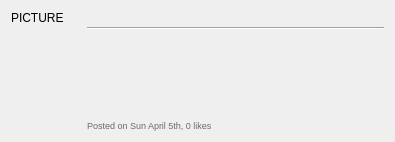
Qt form hathor/hshoutbox.ui (jnetterf/hathor) before a commit.
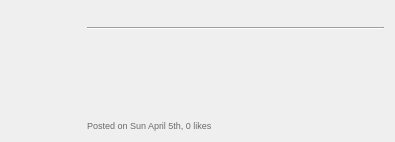
The same form after that commit. Custom widgets are drawn as their Qt base class.

The edit to the form file:
```diff
--- a/hathor/hshoutbox.ui
+++ b/hathor/hshoutbox.ui
@@ -129,8 +129,11 @@
      <property name="spacing">
       <number>0</number>
      </property>
+     <property name="rightMargin">
+      <number>0</number>
+     </property>
      <item>
-      <widget class="QLabel" name="label_pic">
+      <widget class="HPixmapView" name="label_pic" native="true">
        <property name="minimumSize">
         <size>
          <width>70</width>
@@ -143,18 +146,20 @@
          <height>120</height>
         </size>
        </property>
-       <property name="text">
-        <string>PICTURE</string>
-       </property>
-       <property name="alignment">
-        <set>Qt::AlignLeading|Qt::AlignLeft|Qt::AlignTop</set>
-       </property>
       </widget>
      </item>
     </layout>
    </item>
   </layout>
  </widget>
+ <customwidgets>
+  <customwidget>
+   <class>HPixmapView</class>
+   <extends>QWidget</extends>
+   <header>hpixmapview.h</header>
+   <container>1</container>
+  </customwidget>
+ </customwidgets>
  <resources/>
  <connections/>
 </ui>
```
